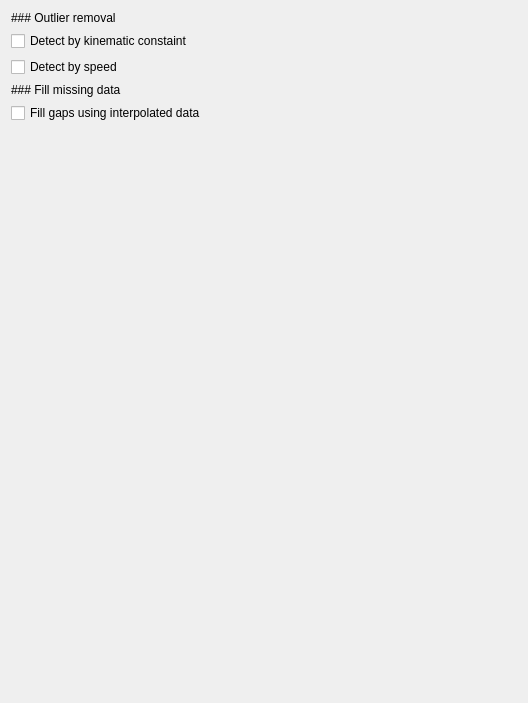
This is src/tacty/ui/forms/postprocessing.ui in TactileLibrary/tacty as Qt 5 draws it before an edit. The edited form follows.
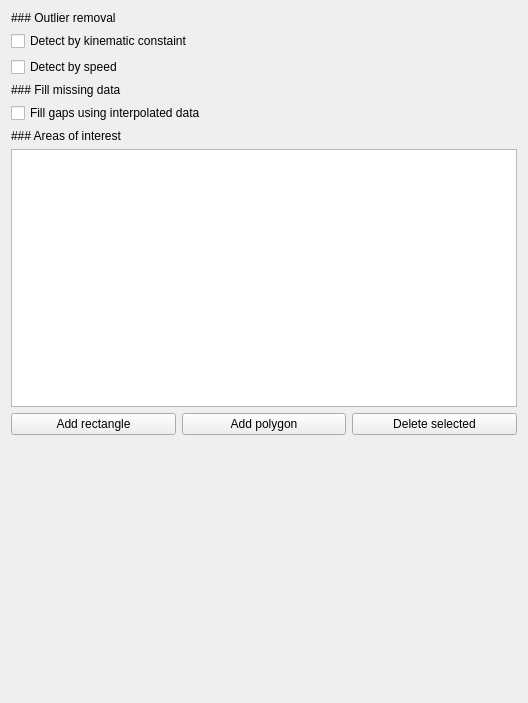
This is the edited form.

Commit message: add rectangle AOI

The edit to the form file:
```diff
--- a/src/tacty/ui/forms/postprocessing.ui
+++ b/src/tacty/ui/forms/postprocessing.ui
@@ -67,6 +67,44 @@
      </property>
     </widget>
    </item>
+   <item>
+    <widget class="QLabel" name="AOILabel">
+     <property name="text">
+      <string>### Areas of interest</string>
+     </property>
+     <property name="textFormat">
+      <enum>Qt::TextFormat::MarkdownText</enum>
+     </property>
+    </widget>
+   </item>
+   <item>
+    <widget class="QTableWidget" name="AOITable"/>
+   </item>
+   <item>
+    <layout class="QHBoxLayout" name="horizontalLayout">
+     <item>
+      <widget class="QPushButton" name="AOIAddRect">
+       <property name="text">
+        <string>Add rectangle</string>
+       </property>
+      </widget>
+     </item>
+     <item>
+      <widget class="QPushButton" name="AOIAddPoly">
+       <property name="text">
+        <string>Add polygon</string>
+       </property>
+      </widget>
+     </item>
+     <item>
+      <widget class="QPushButton" name="AOIDelete">
+       <property name="text">
+        <string>Delete selected</string>
+       </property>
+      </widget>
+     </item>
+    </layout>
+   </item>
    <item>
     <spacer name="verticalSpacer">
      <property name="orientation">
```
The commit also changes 5 other files.
